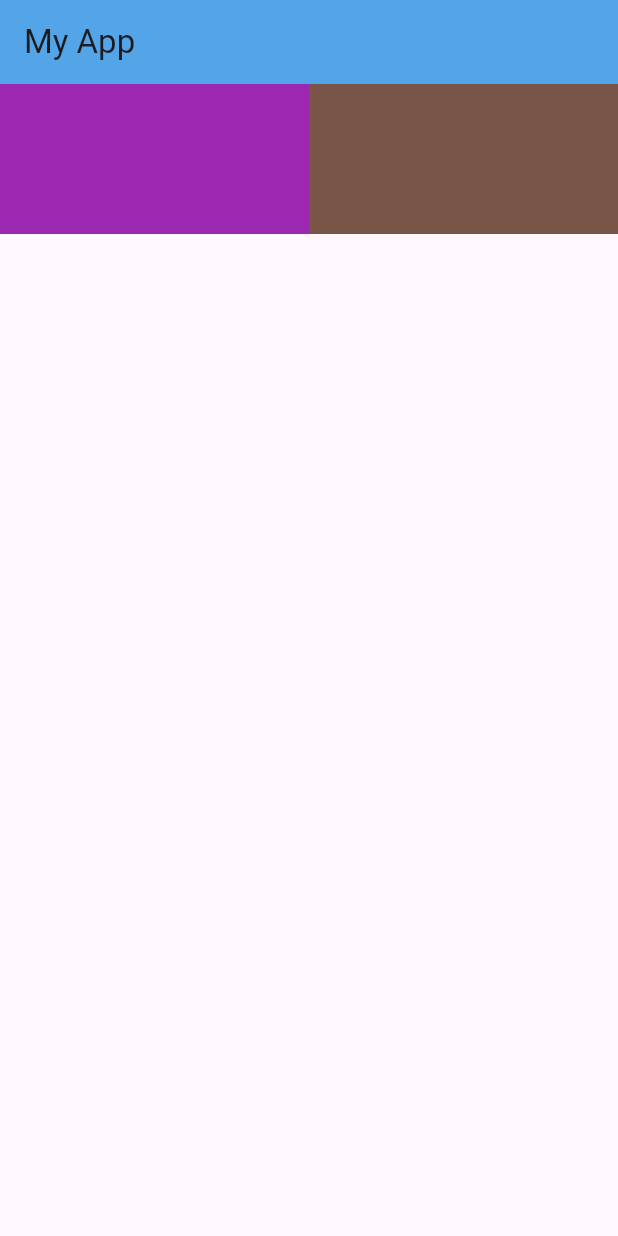
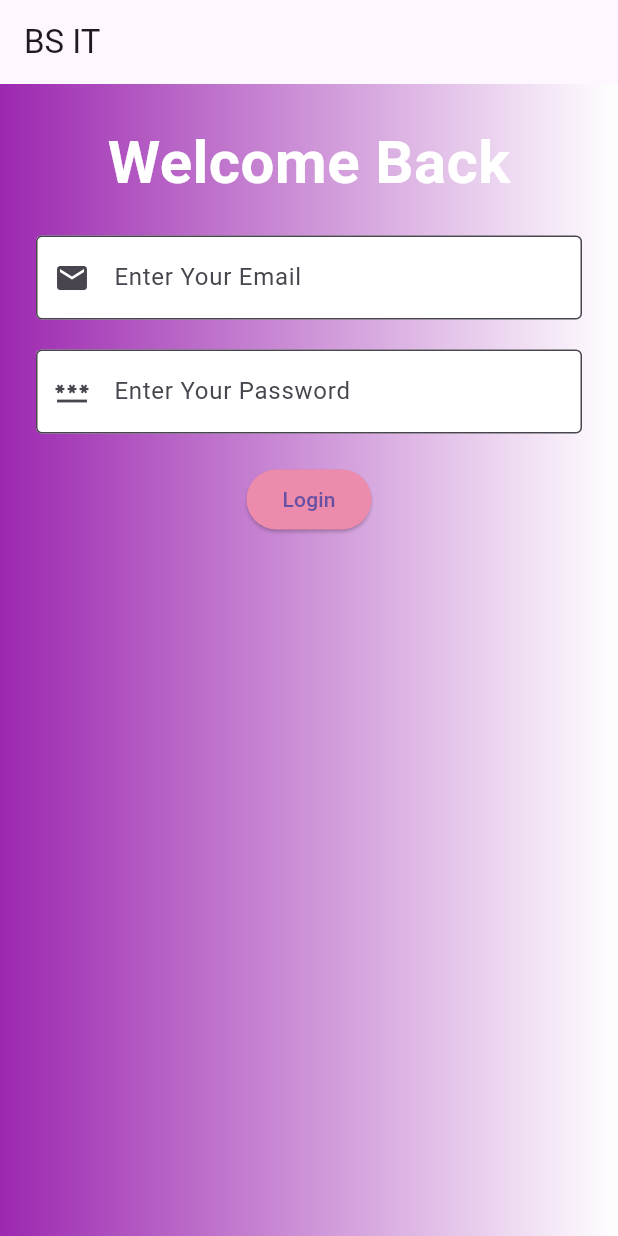
Before and after one commit to suneha927-rgb/event_nexa, a Flutter app: the screen it shows after launch, on a phone screen of 412 x 824 dp. Run offline on Flutter 3.47's test engine with Material 3 defaults, Android fonts, the phone set to English and light mode, and no system bars.

Commit message:
third commit

```diff
--- a/lib/main.dart
+++ b/lib/main.dart
@@ -2,37 +2,82 @@
 import 'package:flutter/material.dart';
 
 void main() {
-  runApp(const MyApp());
+  runApp(MyAPP());
 }
 
-class MyApp extends StatelessWidget {
-  const MyApp({super.key});
+class MyAPP extends StatelessWidget {
+  const MyAPP({super.key});
 
   @override
   Widget build(BuildContext context) {
     return MaterialApp(
-      debugShowCheckedModeBanner: false,
       home: Scaffold(
         appBar: AppBar(
-          backgroundColor: const Color.fromARGB(255, 84, 165, 231),
-          title: const Text('My App'),
+          title: Text("BS IT"),
         ),
-        body: Row(
-          mainAxisAlignment: MainAxisAlignment.center,
-          children: [
-            Expanded(
-              child: Container(
-                color: Colors.purple,
-                height: 100,
-              ),
+        body: Container(
+          width: double.infinity,
+          height: double.infinity,
+          decoration: BoxDecoration(
+            gradient: LinearGradient(
+              colors: [
+                Colors.purple,
+                Colors.white,
+              ],
             ),
-            Expanded(
-              child: Container(
-                color: Colors.brown,
-                height: 100,
-              ),
+          ),
+          child: Padding(
+            padding: const EdgeInsets.all(24.0),
+            child: Column(
+              mainAxisSize: MainAxisSize.min,
+              children: [
+                Text(
+                  'Welcome Back',
+                  style: TextStyle(
+                    color: Colors.white,
+                    fontWeight: FontWeight.bold,
+                    fontSize: 40,
+                  ),
+                ),
+                SizedBox(
+                  height: 20,
+                ),
+                TextField(
+                  decoration: InputDecoration(
+                    border: OutlineInputBorder(),
+                    prefixIcon: Icon(Icons.email),
+                    filled: true,
+                    fillColor: Colors.white,
+                    hintText: "Enter Your Email",
+                  ),
+                ),
+                SizedBox(
+                  height: 20,
+                ),
+                TextField(
+                  obscureText: true,
+                  decoration: InputDecoration(
+                    border: OutlineInputBorder(),
+                    prefixIcon: Icon(Icons.password),
+                    filled: true,
+                    fillColor: Colors.white,
+                    hintText: "Enter Your Password",
+                  ),
+                ),
+                SizedBox(
+                  height: 20,
+                ),
+                ElevatedButton(
+                  style: ElevatedButton.styleFrom(
+                    backgroundColor:
+                        const Color.fromARGB(255, 236, 139, 171),
+                  ),
+                  onPressed: () {},
+                  child: Text('Login'),
+                ),
+              ],
             ),
-          ],
+          ),
         ),
       ),
     );
```
